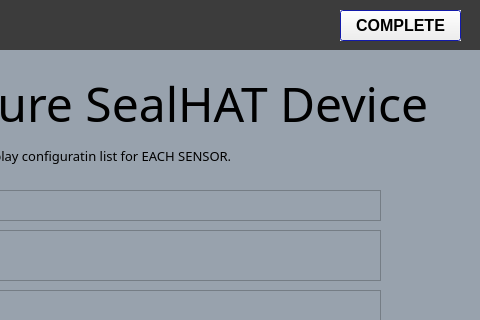
The window that SealHAT_GUI_App/maindialog.ui (SealHAT/GUI_Application) describes before a commit, drawn with Qt 5; both pictures show x 370 to 850 and y 0 to 320 of the 850 by 558 pixel window.
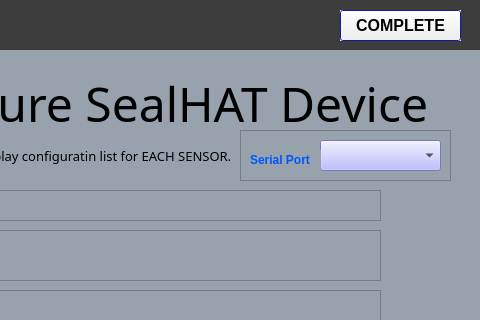
The same window after the commit. The open tabs and pages were chosen to show the change. Icons and pictures are not drawn.

Commit message: serial port detection, config seems sent

```diff
--- a/SealHAT_GUI_App/maindialog.ui
+++ b/SealHAT_GUI_App/maindialog.ui
@@ -648,6 +648,51 @@
         <string>load Settings</string>
        </property>
       </widget>
+      <widget class="QFrame" name="SerialFrame">
+       <property name="geometry">
+        <rect>
+         <x>400</x>
+         <y>80</y>
+         <width>211</width>
+         <height>51</height>
+        </rect>
+       </property>
+       <property name="styleSheet">
+        <string notr="true">background-color: rgb(152, 162, 173);</string>
+       </property>
+       <property name="frameShape">
+        <enum>QFrame::StyledPanel</enum>
+       </property>
+       <property name="frameShadow">
+        <enum>QFrame::Raised</enum>
+       </property>
+       <widget class="QComboBox" name="serialPort_comboBox">
+        <property name="geometry">
+         <rect>
+          <x>80</x>
+          <y>10</y>
+          <width>121</width>
+          <height>31</height>
+         </rect>
+        </property>
+        <property name="styleSheet">
+         <string notr="true">background-color: rgb(170, 170, 255);</string>
+        </property>
+       </widget>
+       <widget class="QLabel" name="label_89">
+        <property name="geometry">
+         <rect>
+          <x>10</x>
+          <y>20</y>
+          <width>71</width>
+          <height>20</height>
+         </rect>
+        </property>
+        <property name="text">
+         <string>&lt;html&gt;&lt;head/&gt;&lt;body&gt;&lt;p&gt;&lt;span style=&quot; font-size:9pt; font-weight:600; color:#0055ff;&quot;&gt;Serial Port&lt;/span&gt;&lt;/p&gt;&lt;/body&gt;&lt;/html&gt;</string>
+        </property>
+       </widget>
+      </widget>
      </widget>
      <widget class="QWidget" name="xcelConfigPage">
       <widget class="QLabel" name="imuPageDescription">
```
Left out of the diff: 2 changed lines with no effect on the pictures. The commit also changes 4 other files.
